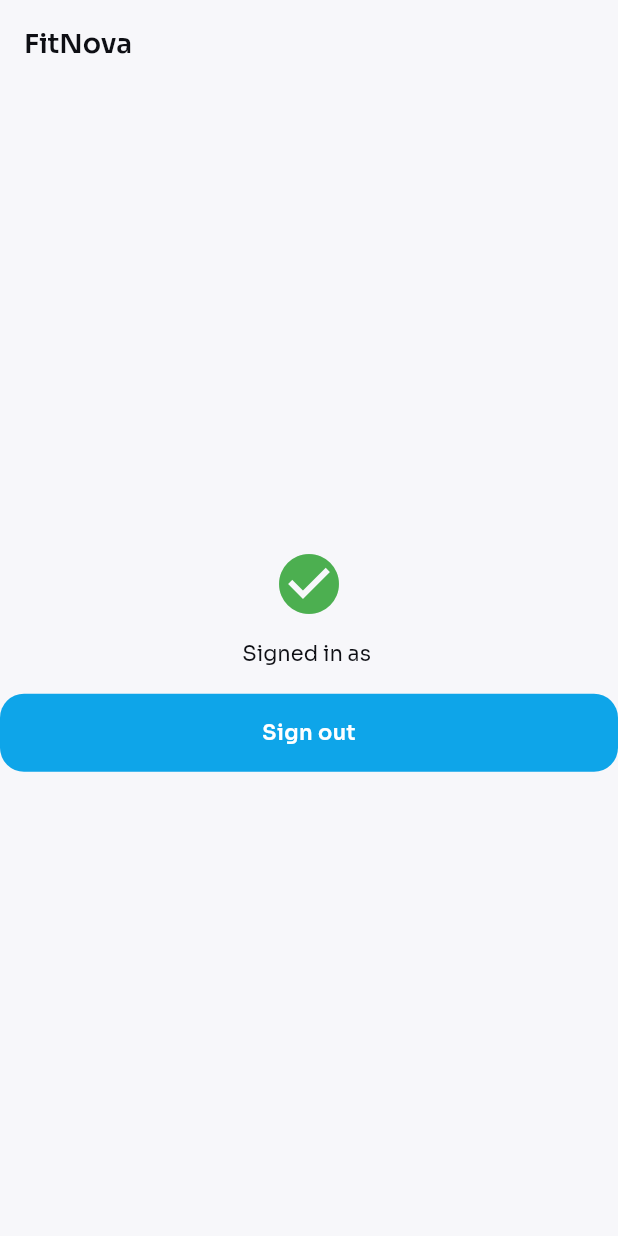
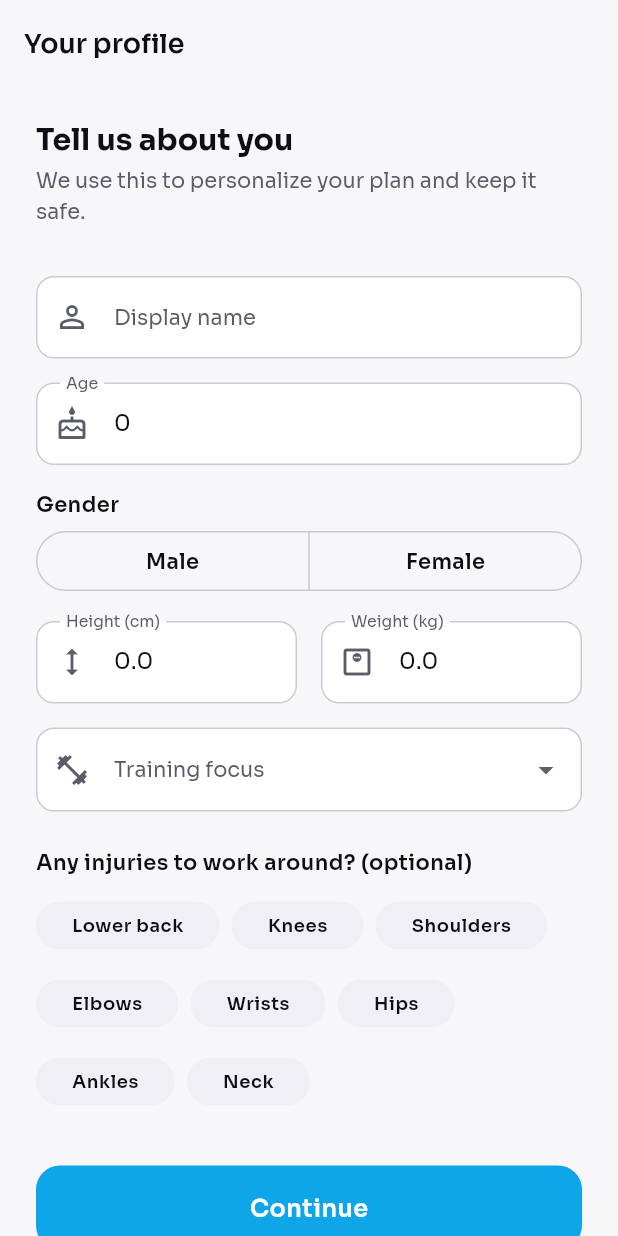
Before and after one commit to Ibrahim-Shahin1/fitnova, a Flutter app: the screen it shows once a user with an empty profile is signed in, on a phone screen of 412 x 824 dp. Run offline on Flutter 3.47's test engine with Material 3 defaults, Android fonts, the phone set to English and light mode, and no system bars; our stand-ins replace camera, flutter_svg, image_picker, shared_preferences, supabase_flutter, video_player; accounts and stored records are empty; project files that could hold a hidden picture were left out.

Commit message:
feat(onboarding): profile-setup + walkthrough screens + reactive onboarding-aware routing

```diff
--- a/lib/main.dart
+++ b/lib/main.dart
@@ -35,7 +35,11 @@ void main() async {
       providers: [
         ChangeNotifierProvider.value(value: themeController),
         ChangeNotifierProvider(create: (_) => AuthProvider()),
-        ChangeNotifierProvider(create: (_) => ProfileProvider()),
+        ChangeNotifierProxyProvider<AuthProvider, ProfileProvider>(
+          create: (_) => ProfileProvider(),
+          update: (_, auth, profile) =>
+              profile!..syncWithAuth(auth.user?.id),
+        ),
         ChangeNotifierProvider(create: (_) => UserProvider()),
         ChangeNotifierProvider(create: (_) => FormSessionProvider()),
       ],
--- a/lib/screens/auth/auth_gate.dart
+++ b/lib/screens/auth/auth_gate.dart
@@ -2,25 +2,102 @@ import 'package:flutter/material.dart';
 import 'package:provider/provider.dart';
 
 import '../../providers/auth_provider.dart';
+import '../../providers/profile_provider.dart';
+import '../../widgets/brand/brand_logo.dart';
+import '../onboarding/onboarding_flow.dart';
 import 'auth_flow.dart';
 import 'new_password_screen.dart';
 
-/// Top-level router: shows authenticated vs unauthenticated UI based on the
-/// Supabase session. Unauthenticated → sign-in. Authenticated → placeholder for
-/// now; the bottom-nav shell replaces it in a later unit.
+/// Top-level reactive router.
+///
+///   recovering password → NewPasswordScreen
+///   not signed in       → AuthFlow (welcome → sign-in)
+///   signed in, loading   → branded splash
+///   signed in, !onboarded → OnboardingFlow
+///   signed in, onboarded → home (placeholder until the shell unit)
 class AuthGate extends StatelessWidget {
   const AuthGate({super.key});
 
   @override
   Widget build(BuildContext context) {
     final auth = context.watch<AuthProvider>();
+
     if (auth.isRecoveringPassword) {
       return const NewPasswordScreen();
     }
-    if (auth.isAuthenticated) {
-      return _SignedInPlaceholder(email: auth.email);
+    if (!auth.isAuthenticated) {
+      return const AuthFlow();
     }
-    return const AuthFlow();
+
+    final profile = context.watch<ProfileProvider>();
+    if (profile.error != null) {
+      return _ProfileLoadError(
+        onRetry: () {
+          final uid = auth.user?.id;
+          if (uid != null) context.read<ProfileProvider>().load(uid);
+        },
+      );
+    }
+    if (profile.loading || profile.profile == null) {
+      return const _BrandSplash();
+    }
+    if (!profile.profile!.onboardingCompleted) {
+      return const OnboardingFlow();
+    }
+    return _SignedInPlaceholder(email: auth.email);
+  }
+}
+
+class _BrandSplash extends StatelessWidget {
+  const _BrandSplash();
+
+  @override
+  Widget build(BuildContext context) {
+    return const Scaffold(
+      backgroundColor: Color(0xFF0B1020),
+      body: Center(
+        child: Column(
+          mainAxisSize: MainAxisSize.min,
+          children: [
+            FitNovaMark(onDark: true, size: 96),
+            SizedBox(height: 28),
+            SizedBox(
+              width: 22,
+              height: 22,
+              child: CircularProgressIndicator(strokeWidth: 2),
+            ),
+          ],
+        ),
+      ),
+    );
+  }
+}
+
+class _ProfileLoadError extends StatelessWidget {
+  const _ProfileLoadError({required this.onRetry});
+
+  final VoidCallback onRetry;
+
+  @override
+  Widget build(BuildContext context) {
+    return Scaffold(
+      body: Center(
+        child: Padding(
+          padding: const EdgeInsets.all(24),
+          child: Column(
+            mainAxisSize: MainAxisSize.min,
+            children: [
+              const Icon(Icons.cloud_off_outlined, size: 48),
+              const SizedBox(height: 12),
+              const Text("Couldn't load your profile.",
+                  textAlign: TextAlign.center),
+              const SizedBox(height: 16),
+              FilledButton(onPressed: onRetry, child: const Text('Retry')),
+            ],
+          ),
+        ),
+      ),
+    );
   }
 }
 
--- /dev/null
+++ b/lib/screens/onboarding/onboarding_flow.dart
@@ -0,0 +1,44 @@
+import 'package:flutter/material.dart';
+import 'package:provider/provider.dart';
+
+import '../../providers/profile_provider.dart';
+import 'profile_setup_screen.dart';
+import 'walkthrough_screen.dart';
+
+/// Signed-in-but-not-onboarded experience: profile setup → walkthrough.
+/// Finishing flips `onboarding_completed`, and AuthGate reactively routes home.
+class OnboardingFlow extends StatefulWidget {
+  const OnboardingFlow({super.key});
+
+  @override
+  State<OnboardingFlow> createState() => _OnboardingFlowState();
+}
+
+class _OnboardingFlowState extends State<OnboardingFlow> {
+  int _step = 0; // 0 = profile setup, 1 = walkthrough
+
+  Future<void> _finish() async {
+    final provider = context.read<ProfileProvider>();
+    final profile = provider.profile;
+    if (profile != null) {
+      await provider.save(profile.copyWith(onboardingCompleted: true));
+      // AuthGate routes to home once onboardingCompleted flips.
+    }
+  }
+
+  @override
+  Widget build(BuildContext context) {
+    return AnimatedSwitcher(
+      duration: const Duration(milliseconds: 300),
+      child: _step == 0
+          ? ProfileSetupScreen(
+              key: const ValueKey('setup'),
+              onDone: () => setState(() => _step = 1),
+            )
+          : WalkthroughScreen(
+              key: const ValueKey('walk'),
+              onFinish: _finish,
+            ),
+    );
+  }
+}
--- /dev/null
+++ b/lib/screens/onboarding/profile_setup_screen.dart
@@ -0,0 +1,220 @@
+import 'package:flutter/material.dart';
+import 'package:provider/provider.dart';
+
+import '../../models/user_profile.dart';
+import '../../providers/auth_provider.dart';
+import '../../providers/profile_provider.dart';
+import '../../theme/app_spacing.dart';
+import '../../widgets/ui/app_button.dart';
+import '../../widgets/ui/app_text_field.dart';
+
+const _focusOptions = ['powerbuilding', 'powerlifting', 'hypertrophy', 'general'];
+const _injuryOptions = [
+  'lower_back', 'knees', 'shoulders', 'elbows', 'wrists', 'hips', 'ankles', 'neck',
+];
+
+/// Step 1 of onboarding: collect the user's physical profile + training focus.
+/// Saves to Supabase (onboarding_completed stays false until the walkthrough).
+class ProfileSetupScreen extends StatefulWidget {
+  const ProfileSetupScreen({super.key, required this.onDone});
+
+  final VoidCallback onDone;
+
+  @override
+  State<ProfileSetupScreen> createState() => _ProfileSetupScreenState();
+}
+
+class _ProfileSetupScreenState extends State<ProfileSetupScreen> {
+  final _formKey = GlobalKey<FormState>();
+  final _name = TextEditingController();
+  final _age = TextEditingController();
+  final _height = TextEditingController();
+  final _weight = TextEditingController();
+  String _gender = 'Male';
+  String _focus = 'general';
+  final Set<String> _injuries = {};
+  bool _saving = false;
+
+  @override
+  void initState() {
+    super.initState();
+    final p = context.read<ProfileProvider>().profile;
+    _name.text = p?.displayName ?? '';
+    if (p?.age != null) _age.text = '${p!.age}';
+    if (p?.heightCm != null) _height.text = '${p!.heightCm}';
+    if (p?.weightKg != null) _weight.text = '${p!.weightKg}';
+    _gender = p?.gender ?? 'Male';
+    _focus = p?.trainingFocus ?? 'general';
+    _injuries.addAll(p?.injuries ?? const []);
+  }
+
+  @override
+  void dispose() {
+    _name.dispose();
+    _age.dispose();
+    _height.dispose();
+    _weight.dispose();
+    super.dispose();
+  }
+
+  Future<void> _continue() async {
+    if (!_formKey.currentState!.validate()) return;
+    setState(() => _saving = true);
+    final provider = context.read<ProfileProvider>();
+    final base = provider.profile ??
+        UserProfile(id: context.read<AuthProvider>().user!.id);
+    final updated = base.copyWith(
+      displayName: _name.text.trim(),
+      age: int.tryParse(_age.text.trim()),
+      gender: _gender,
+      heightCm: double.tryParse(_height.text.trim()),
+      weightKg: double.tryParse(_weight.text.trim()),
+      trainingFocus: _focus,
+      injuries: _injuries.toList(),
+      onboardingCompleted: false, // flips true after the walkthrough
+    );
+    try {
+      await provider.save(updated);
+      if (mounted) widget.onDone();
+    } catch (_) {
+      if (mounted) {
+        ScaffoldMessenger.of(context).showSnackBar(
+          const SnackBar(content: Text("Couldn't save your profile. Try again.")),
+        );
+      }
+    } finally {
+      if (mounted) setState(() => _saving = false);
+    }
+  }
+
+  @override
+  Widget build(BuildContext context) {
+    final theme = Theme.of(context);
+    return Scaffold(
+      appBar: AppBar(title: const Text('Your profile')),
+      body: SafeArea(
+        child: Form(
+          key: _formKey,
+          child: ListView(
+            padding: const EdgeInsets.all(AppSpacing.lg),
+            children: [
+              Text('Tell us about you',
+                  style: theme.textTheme.headlineSmall
+                      ?.copyWith(fontWeight: FontWeight.w700)),
+              const SizedBox(height: AppSpacing.xs),
+              Text('We use this to personalize your plan and keep it safe.',
+                  style: theme.textTheme.bodyMedium
+                      ?.copyWith(color: theme.colorScheme.onSurfaceVariant)),
+              const SizedBox(height: AppSpacing.xl),
+              AppTextField(
+                controller: _name,
+                label: 'Display name',
+                prefixIcon: Icons.person_outline,
+                textInputAction: TextInputAction.next,
+                validator: (v) =>
+                    (v == null || v.trim().isEmpty) ? 'Enter a name' : null,
+              ),
+              const SizedBox(height: AppSpacing.md),
+              AppTextField(
+                controller: _age,
+                label: 'Age',
+                prefixIcon: Icons.cake_outlined,
+                keyboardType: TextInputType.number,
+                textInputAction: TextInputAction.next,
+                validator: (v) {
+                  final n = int.tryParse(v ?? '');
+                  return (n == null || n < 10 || n > 100)
+                      ? 'Enter a valid age'
+                      : null;
+                },
+              ),
+              const SizedBox(height: AppSpacing.md),
+              Text('Gender', style: theme.textTheme.labelLarge),
+              const SizedBox(height: AppSpacing.xs),
+              SegmentedButton<String>(
+                segments: const [
+                  ButtonSegment(value: 'Male', label: Text('Male')),
+                  ButtonSegment(value: 'Female', label: Text('Female')),
+                ],
+                selected: {_gender},
+                onSelectionChanged: (s) => setState(() => _gender = s.first),
+              ),
+              const SizedBox(height: AppSpacing.md),
+              Row(
+                children: [
+                  Expanded(
+                    child: AppTextField(
+                      controller: _height,
+                      label: 'Height (cm)',
+                      prefixIcon: Icons.height,
+                      keyboardType: TextInputType.number,
+                      textInputAction: TextInputAction.next,
+                      validator: (v) {
+                        final n = double.tryParse(v ?? '');
+                        return (n == null || n < 80 || n > 250) ? 'cm?' : null;
+                      },
+                    ),
+                  ),
+                  const SizedBox(width: AppSpacing.md),
+                  Expanded(
+                    child: AppTextField(
+                      controller: _weight,
+                      label: 'Weight (kg)',
+                      prefixIcon: Icons.monitor_weight_outlined,
+                      keyboardType: TextInputType.number,
+                      validator: (v) {
+                        final n = double.tryParse(v ?? '');
+                        return (n == null || n < 20 || n > 400) ? 'kg?' : null;
+                      },
+                    ),
+                  ),
+                ],
+              ),
+              const SizedBox(height: AppSpacing.md),
+              DropdownButtonFormField<String>(
+                value: _focus,
+                decoration: const InputDecoration(
+                  labelText: 'Training focus',
+                  prefixIcon: Icon(Icons.fitness_center),
+                ),
+                items: _focusOptions
+                    .map((f) =>
+                        DropdownMenuItem(value: f, child: Text(_titleCase(f))))
+                    .toList(),
+                onChanged: (v) => setState(() => _focus = v ?? 'general'),
+              ),
+              const SizedBox(height: AppSpacing.lg),
+              Text('Any injuries to work around? (optional)',
+                  style: theme.textTheme.labelLarge),
+              const SizedBox(height: AppSpacing.sm),
+              Wrap(
+                spacing: AppSpacing.sm,
+                runSpacing: AppSpacing.xs,
+                children: _injuryOptions.map((inj) {
+                  final selected = _injuries.contains(inj);
+                  return FilterChip(
+                    label: Text(_titleCase(inj.replaceAll('_', ' '))),
+                    selected: selected,
+                    onSelected: (on) => setState(
+                        () => on ? _injuries.add(inj) : _injuries.remove(inj)),
+                  );
+                }).toList(),
+              ),
+              const SizedBox(height: AppSpacing.xl),
+              AppButton(
+                label: 'Continue',
+                onPressed: _saving ? null : _continue,
+                isLoading: _saving,
+                expand: true,
+                size: AppButtonSize.lg,
+              ),
+            ],
+          ),
+        ),
+      ),
+    );
+  }
+
+  static String _titleCase(String s) =>
+      s.isEmpty ? s : s[0].toUpperCase() + s.substring(1);
+}
```
Also changed, not shown: lib/providers/profile_provider.dart (+16 -0 lines), lib/screens/onboarding/walkthrough_screen.dart (added, +136 -0 lines).
